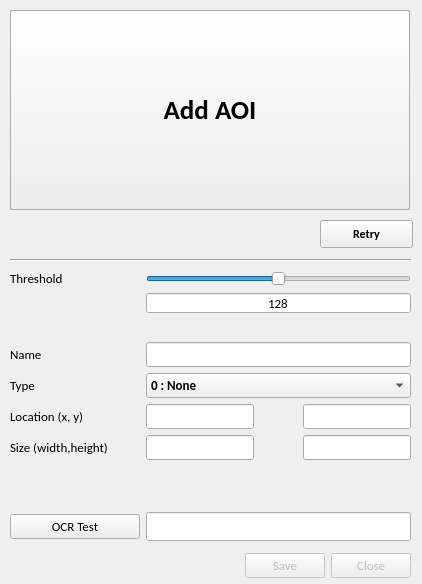
Before: the Qt Designer form src/kem_studio_add_aoi.ui in hyungjungkim/low-cost-vision-based-cnc-machine-tool-status-monitoring, drawn with Qt 5.
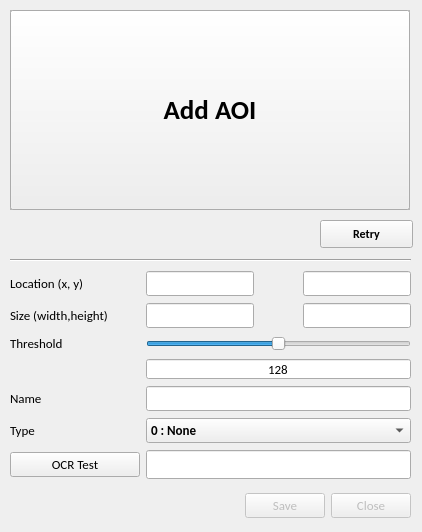
After: the same form once the commit is applied.

Commit message:
[feat] Rescale, UI rearrange
1. UI rearrange & rescale
2. AOI image rescale

The edit to the form file:
```diff
--- a/src/kem_studio_add_aoi.ui
+++ b/src/kem_studio_add_aoi.ui
@@ -7,7 +7,7 @@
     <x>0</x>
     <y>0</y>
     <width>422</width>
-    <height>584</height>
+    <height>532</height>
    </rect>
   </property>
   <property name="font">
@@ -28,7 +28,7 @@
    <property name="geometry">
     <rect>
      <x>220</x>
-     <y>550</y>
+     <y>490</y>
      <width>191</width>
      <height>32</height>
     </rect>
@@ -52,215 +52,11 @@
      <x>10</x>
      <y>270</y>
      <width>401</width>
-     <height>271</height>
+     <height>211</height>
     </rect>
    </property>
    <layout class="QGridLayout" name="gridLayout">
-    <item row="0" column="1">
-     <widget class="QSlider" name="sldThreshold">
-      <property name="maximum">
-       <number>255</number>
-      </property>
-      <property name="value">
-       <number>128</number>
-      </property>
-      <property name="orientation">
-       <enum>Qt::Horizontal</enum>
-      </property>
-     </widget>
-    </item>
-    <item row="10" column="0">
-     <spacer name="verticalSpacer_3">
-      <property name="orientation">
-       <enum>Qt::Vertical</enum>
-      </property>
-      <property name="sizeHint" stdset="0">
-       <size>
-        <width>20</width>
-        <height>40</height>
-       </size>
-      </property>
-     </spacer>
-    </item>
-    <item row="0" column="0">
-     <widget class="QLabel" name="lblThreshold">
-      <property name="sizePolicy">
-       <sizepolicy hsizetype="Preferred" vsizetype="Preferred">
-        <horstretch>0</horstretch>
-        <verstretch>0</verstretch>
-       </sizepolicy>
-      </property>
-      <property name="minimumSize">
-       <size>
-        <width>130</width>
-        <height>0</height>
-       </size>
-      </property>
-      <property name="font">
-       <font>
-        <family>Calibri</family>
-        <pointsize>10</pointsize>
-        <weight>50</weight>
-        <bold>false</bold>
-       </font>
-      </property>
-      <property name="text">
-       <string>Threshold</string>
-      </property>
-     </widget>
-    </item>
-    <item row="6" column="1">
-     <layout class="QHBoxLayout" name="horizontalLayout_2">
-      <item>
-       <widget class="QLineEdit" name="txtSizeW">
-        <property name="font">
-         <font>
-          <family>Calibri</family>
-          <pointsize>10</pointsize>
-         </font>
-        </property>
-        <property name="readOnly">
-         <bool>true</bool>
-        </property>
-       </widget>
-      </item>
-      <item>
-       <spacer name="horizontalSpacer_2">
-        <property name="orientation">
-         <enum>Qt::Horizontal</enum>
-        </property>
-        <property name="sizeHint" stdset="0">
-         <size>
-          <width>40</width>
-          <height>20</height>
-         </size>
-        </property>
-       </spacer>
-      </item>
-      <item>
-       <widget class="QLineEdit" name="txtSizeH">
-        <property name="font">
-         <font>
-          <family>Calibri</family>
-          <pointsize>10</pointsize>
-         </font>
-        </property>
-        <property name="readOnly">
-         <bool>true</bool>
-        </property>
-       </widget>
-      </item>
-     </layout>
-    </item>
-    <item row="3" column="1">
-     <widget class="QLineEdit" name="txtName">
-      <property name="sizePolicy">
-       <sizepolicy hsizetype="Expanding" vsizetype="Fixed">
-        <horstretch>0</horstretch>
-        <verstretch>0</verstretch>
-       </sizepolicy>
-      </property>
-      <property name="font">
-       <font>
-        <family>Calibri</family>
-        <pointsize>10</pointsize>
-        <weight>75</weight>
-        <bold>true</bold>
-       </font>
-      </property>
-     </widget>
-    </item>
-    <item row="11" column="0">
-     <widget class="QPushButton" name="btnOCRTest">
-      <property name="font">
-       <font>
-        <family>Calibri</family>
-        <pointsize>10</pointsize>
-        <weight>50</weight>
-        <bold>false</bold>
-       </font>
-      </property>
-      <property name="text">
-       <string>OCR Test</string>
-      </property>
-     </widget>
-    </item>
-    <item row="4" column="1">
-     <widget class="QComboBox" name="cbbType">
-      <property name="font">
-       <font>
-        <family>Calibri</family>
-        <pointsize>10</pointsize>
-        <weight>75</weight>
-        <bold>true</bold>
-       </font>
-      </property>
-      <item>
-       <property name="text">
-        <string>0 : None</string>
-       </property>
-      </item>
-      <item>
-       <property name="text">
-        <string>1 : Int</string>
-       </property>
-      </item>
-      <item>
-       <property name="text">
-        <string>2 : Float</string>
-       </property>
-      </item>
-      <item>
-       <property name="text">
-        <string>3 : Text</string>
-       </property>
-      </item>
-     </widget>
-    </item>
-    <item row="5" column="1">
-     <layout class="QHBoxLayout" name="horizontalLayout">
-      <item>
-       <widget class="QLineEdit" name="txtLocX">
-        <property name="font">
-         <font>
-          <family>Calibri</family>
-          <pointsize>10</pointsize>
-         </font>
-        </property>
-        <property name="readOnly">
-         <bool>true</bool>
-        </property>
-       </widget>
-      </item>
-      <item>
-       <spacer name="horizontalSpacer">
-        <property name="orientation">
-         <enum>Qt::Horizontal</enum>
-        </property>
-        <property name="sizeHint" stdset="0">
-         <size>
-          <width>40</width>
-          <height>20</height>
-         </size>
-        </property>
-       </spacer>
-      </item>
-      <item>
-       <widget class="QLineEdit" name="txtLocY">
-        <property name="font">
-         <font>
-          <family>Calibri</family>
-          <pointsize>10</pointsize>
-         </font>
-        </property>
-        <property name="readOnly">
-         <bool>true</bool>
-        </property>
-       </widget>
-      </item>
-     </layout>
-    </item>
-    <item row="11" column="1">
+    <item row="10" column="1">
      <widget class="QLineEdit" name="txtOCRTestResult">
       <property name="font">
        <font>
@@ -275,7 +71,7 @@
       </property>
      </widget>
     </item>
-    <item row="1" column="1">
+    <item row="4" column="1">
      <widget class="QLineEdit" name="txtThreshold">
       <property name="maximumSize">
        <size>
@@ -302,7 +98,7 @@
       </property>
      </widget>
     </item>
-    <item row="4" column="0">
+    <item row="6" column="0">
      <widget class="QLabel" name="lblType">
       <property name="sizePolicy">
        <sizepolicy hsizetype="Preferred" vsizetype="Preferred">
@@ -329,7 +125,66 @@
       </property>
      </widget>
     </item>
+    <item row="6" column="1">
+     <widget class="QComboBox" name="cbbType">
+      <property name="font">
+       <font>
+        <family>Calibri</family>
+        <pointsize>10</pointsize>
+        <weight>75</weight>
+        <bold>true</bold>
+       </font>
+      </property>
+      <item>
+       <property name="text">
+        <string>0 : None</string>
+       </property>
+      </item>
+      <item>
+       <property name="text">
+        <string>1 : Int</string>
+       </property>
+      </item>
+      <item>
+       <property name="text">
+        <string>2 : Float</string>
+       </property>
+      </item>
+      <item>
+       <property name="text">
+        <string>3 : Text</string>
+       </property>
+      </item>
+     </widget>
+    </item>
     <item row="5" column="0">
+     <widget class="QLabel" name="lblName">
+      <property name="sizePolicy">
+       <sizepolicy hsizetype="Preferred" vsizetype="Preferred">
+        <horstretch>0</horstretch>
+        <verstretch>0</verstretch>
+       </sizepolicy>
+      </property>
+      <property name="minimumSize">
+       <size>
+        <width>130</width>
+        <height>0</height>
+       </size>
+      </property>
+      <property name="font">
+       <font>
+        <family>Calibri</family>
+        <pointsize>10</pointsize>
+        <weight>50</weight>
+        <bold>false</bold>
+       </font>
+      </property>
+      <property name="text">
+       <string>Name</string>
+      </property>
+     </widget>
+    </item>
+    <item row="0" column="0">
      <widget class="QLabel" name="lblLoc">
       <property name="sizePolicy">
        <sizepolicy hsizetype="Preferred" vsizetype="Preferred">
@@ -356,20 +211,39 @@
       </property>
      </widget>
     </item>
-    <item row="6" column="0">
-     <widget class="QLabel" name="lblSize">
+    <item row="3" column="1">
+     <widget class="QSlider" name="sldThreshold">
+      <property name="maximum">
+       <number>255</number>
+      </property>
+      <property name="value">
+       <number>128</number>
+      </property>
+      <property name="orientation">
+       <enum>Qt::Horizontal</enum>
+      </property>
+     </widget>
+    </item>
+    <item row="5" column="1">
+     <widget class="QLineEdit" name="txtName">
       <property name="sizePolicy">
-       <sizepolicy hsizetype="Preferred" vsizetype="Preferred">
+       <sizepolicy hsizetype="Expanding" vsizetype="Fixed">
         <horstretch>0</horstretch>
         <verstretch>0</verstretch>
        </sizepolicy>
       </property>
-      <property name="minimumSize">
-       <size>
-        <width>130</width>
-        <height>0</height>
-       </size>
+      <property name="font">
+       <font>
+        <family>Calibri</family>
+        <pointsize>10</pointsize>
+        <weight>75</weight>
+        <bold>true</bold>
+       </font>
       </property>
+     </widget>
+    </item>
+    <item row="10" column="0">
+     <widget class="QPushButton" name="btnOCRTest">
       <property name="font">
        <font>
         <family>Calibri</family>
@@ -379,12 +253,12 @@
        </font>
       </property>
       <property name="text">
-       <string>Size (width,height)</string>
+       <string>OCR Test</string>
       </property>
      </widget>
     </item>
     <item row="3" column="0">
-     <widget class="QLabel" name="lblName">
+     <widget class="QLabel" name="lblThreshold">
       <property name="sizePolicy">
        <sizepolicy hsizetype="Preferred" vsizetype="Preferred">
         <horstretch>0</horstretch>
@@ -406,35 +280,122 @@
        </font>
       </property>
       <property name="text">
-       <string>Name</string>
+       <string>Threshold</string>
       </property>
      </widget>
     </item>
+    <item row="0" column="1">
+     <layout class="QHBoxLayout" name="horizontalLayout">
+      <item>
+       <widget class="QLineEdit" name="txtLocX">
+        <property name="font">
+         <font>
+          <family>Calibri</family>
+          <pointsize>10</pointsize>
+         </font>
+        </property>
+        <property name="readOnly">
+         <bool>true</bool>
+        </property>
+       </widget>
+      </item>
+      <item>
+       <spacer name="horizontalSpacer">
+        <property name="orientation">
+         <enum>Qt::Horizontal</enum>
+        </property>
+        <property name="sizeHint" stdset="0">
+         <size>
+          <width>40</width>
+          <height>20</height>
+         </size>
+        </property>
+       </spacer>
+      </item>
+      <item>
+       <widget class="QLineEdit" name="txtLocY">
+        <property name="font">
+         <font>
+          <family>Calibri</family>
+          <pointsize>10</pointsize>
+         </font>
+        </property>
+        <property name="readOnly">
+         <bool>true</bool>
+        </property>
+       </widget>
+      </item>
+     </layout>
+    </item>
     <item row="2" column="0">
-     <spacer name="verticalSpacer_4">
-      <property name="orientation">
-       <enum>Qt::Vertical</enum>
+     <widget class="QLabel" name="lblSize">
+      <property name="sizePolicy">
+       <sizepolicy hsizetype="Preferred" vsizetype="Preferred">
+        <horstretch>0</horstretch>
+        <verstretch>0</verstretch>
+       </sizepolicy>
       </property>
-      <property name="sizeHint" stdset="0">
+      <property name="minimumSize">
        <size>
-        <width>20</width>
-        <height>40</height>
+        <width>130</width>
+        <height>0</height>
        </size>
       </property>
-     </spacer>
+      <property name="font">
+       <font>
+        <family>Calibri</family>
+        <pointsize>10</pointsize>
+        <weight>50</weight>
+        <bold>false</bold>
+       </font>
+      </property>
+      <property name="text">
+       <string>Size (width,height)</string>
+      </property>
+     </widget>
     </item>
-    <item row="8" column="0">
-     <spacer name="verticalSpacer_2">
-      <property name="orientation">
-       <enum>Qt::Vertical</enum>
-      </property>
-      <property name="sizeHint" stdset="0">
-       <size>
-        <width>20</width>
-        <height>40</height>
-       </size>
-      </property>
-     </spacer>
+    <item row="2" column="1">
+     <layout class="QHBoxLayout" name="horizontalLayout_2">
+      <item>
+       <widget class="QLineEdit" name="txtSizeW">
+        <property name="font">
+         <font>
+          <family>Calibri</family>
+          <pointsize>10</pointsize>
+         </font>
+        </property>
+        <property name="readOnly">
+         <bool>true</bool>
+        </property>
+       </widget>
+      </item>
+      <item>
+       <spacer name="horizontalSpacer_2">
+        <property name="orientation">
+         <enum>Qt::Horizontal</enum>
+        </property>
+        <property name="sizeHint" stdset="0">
+         <size>
+          <width>40</width>
+          <height>20</height>
+         </size>
+        </property>
+       </spacer>
+      </item>
+      <item>
+       <widget class="QLineEdit" name="txtSizeH">
+        <property name="font">
+         <font>
+          <family>Calibri</family>
+          <pointsize>10</pointsize>
+         </font>
+        </property>
+        <property name="readOnly">
+         <bool>true</bool>
+        </property>
+       </widget>
+      </item>
+     </layout>
     </item>
    </layout>
   </widget>
```
The commit also changes 1 other file.
